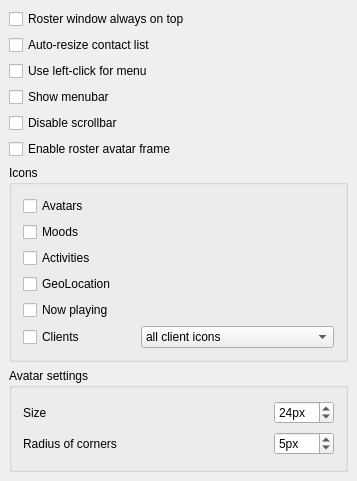
Above: src/options/opt_roster.ui from psi-im/psi before the change. Below: the same form after it.
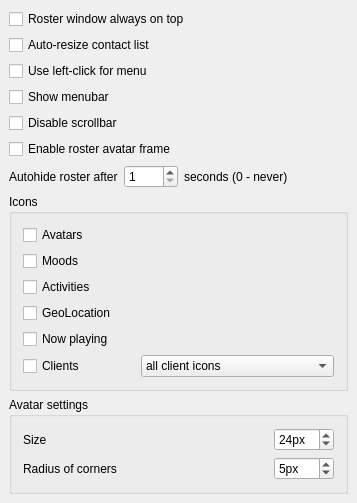
That is the form after the change.

Commit message:
Auto-hide roster feature (Psi+ patch 0620-psi-roster-autohide.diff)
Useful with option all-in-one window. Then just hides everything

What changed in the file:
```diff
--- a/src/options/opt_roster.ui
+++ b/src/options/opt_roster.ui
@@ -7,7 +7,7 @@
     <x>0</x>
     <y>0</y>
     <width>357</width>
-    <height>481</height>
+    <height>503</height>
    </rect>
   </property>
   <property name="windowTitle">
@@ -71,6 +71,47 @@
      </property>
     </widget>
    </item>
+   <item>
+    <layout class="QHBoxLayout" name="horizontalLayout_3">
+     <item>
+      <widget class="QLabel" name="label">
+       <property name="text">
+        <string>Autohide roster after</string>
+       </property>
+      </widget>
+     </item>
+     <item>
+      <widget class="QSpinBox" name="sb_hideInterval">
+       <property name="minimum">
+        <number>1</number>
+       </property>
+       <property name="maximum">
+        <number>9999</number>
+       </property>
+      </widget>
+     </item>
+     <item>
+      <widget class="QLabel" name="label_2">
+       <property name="text">
+        <string>seconds (0 - never)</string>
+       </property>
+      </widget>
+     </item>
+     <item>
+      <spacer name="horizontalSpacer">
+       <property name="orientation">
+        <enum>Qt::Horizontal</enum>
+       </property>
+       <property name="sizeHint" stdset="0">
+        <size>
+         <width>0</width>
+         <height>0</height>
+        </size>
+       </property>
+      </spacer>
+     </item>
+    </layout>
+   </item>
    <item>
     <widget class="QGroupBox" name="gb_docklet">
      <property name="title">
```
Left out of the diff: 17 changed lines with no effect on the pictures. The commit also changes 5 other files.
